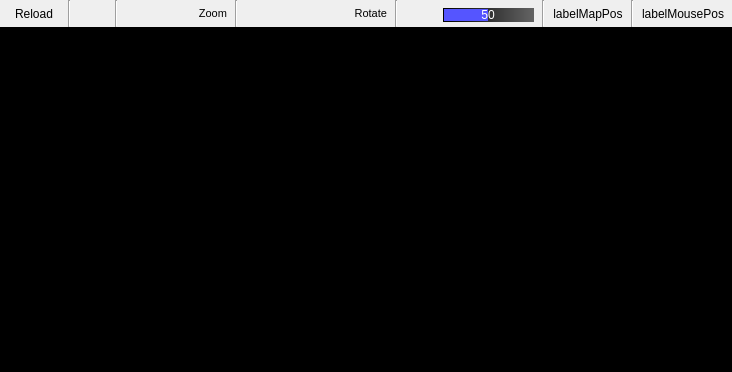
This is ground/src/plugins/opmap/opmap_widget.ui in openpilot/OpenPilot as Qt 5 draws it before an edit. The edited form follows.
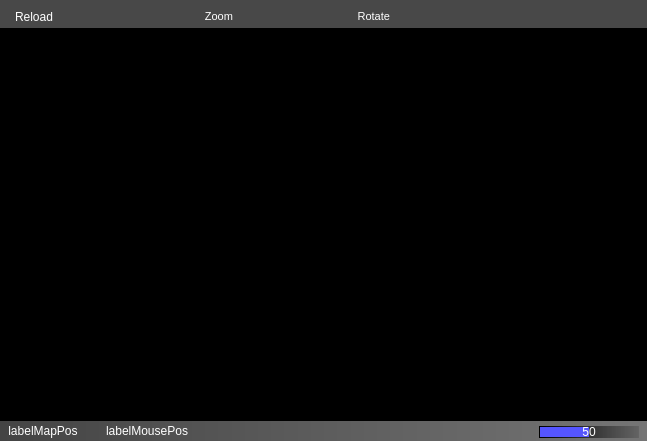
This is the edited form. Icons and pictures are not drawn.

Commit message: Re-arranged the user controls and changed the colours on the new map plug-in.

Patch:
```diff
--- a/ground/src/plugins/opmap/opmap_widget.ui
+++ b/ground/src/plugins/opmap/opmap_widget.ui
@@ -6,8 +6,8 @@
    <rect>
     <x>0</x>
     <y>0</y>
-    <width>732</width>
-    <height>372</height>
+    <width>647</width>
+    <height>441</height>
    </rect>
   </property>
   <property name="sizePolicy">
@@ -30,7 +30,57 @@
     <number>0</number>
    </property>
    <item>
-    <layout class="QHBoxLayout" name="layoutWidget">
+    <layout class="QHBoxLayout" name="layoutWidget_7">
+     <property name="spacing">
+      <number>0</number>
+     </property>
+     <property name="leftMargin">
+      <number>0</number>
+     </property>
+     <property name="rightMargin">
+      <number>0</number>
+     </property>
+     <item>
+      <widget class="QFrame" name="frame_2">
+       <property name="sizePolicy">
+        <sizepolicy hsizetype="Expanding" vsizetype="Minimum">
+         <horstretch>0</horstretch>
+         <verstretch>0</verstretch>
+        </sizepolicy>
+       </property>
+       <property name="minimumSize">
+        <size>
+         <width>0</width>
+         <height>0</height>
+        </size>
+       </property>
+       <property name="styleSheet">
+        <string notr="true">background-color: rgb(72, 72, 72);</string>
+       </property>
+       <property name="frameShape">
+        <enum>QFrame::NoFrame</enum>
+       </property>
+       <property name="frameShadow">
+        <enum>QFrame::Raised</enum>
+       </property>
+       <layout class="QHBoxLayout" name="horizontalLayout_2">
+        <property name="spacing">
+         <number>0</number>
+        </property>
+        <property name="leftMargin">
+         <number>0</number>
+        </property>
+        <property name="topMargin">
+         <number>5</number>
+        </property>
+        <property name="rightMargin">
+         <number>0</number>
+        </property>
+        <property name="bottomMargin">
+         <number>0</number>
+        </property>
+        <item>
+         <layout class="QHBoxLayout" name="layoutWidget_8">
      <property name="spacing">
       <number>8</number>
      </property>
@@ -51,13 +101,17 @@
        <property name="toolTip">
         <string>Reload map</string>
        </property>
+            <property name="styleSheet">
+             <string notr="true">background-color: rgba(255, 255, 255, 0);
+color: rgb(255, 255, 255);</string>
+            </property>
        <property name="text">
         <string>Reload</string>
        </property>
        <property name="iconSize">
         <size>
-         <width>20</width>
-         <height>20</height>
+              <width>16</width>
+              <height>16</height>
         </size>
        </property>
        <property name="autoRaise">
@@ -69,17 +123,30 @@
       </widget>
      </item>
      <item>
-      <widget class="Line" name="line_5">
+           <spacer name="horizontalSpacer_5">
        <property name="orientation">
-        <enum>Qt::Vertical</enum>
-       </property>
-      </widget>
+             <enum>Qt::Horizontal</enum>
+            </property>
+            <property name="sizeType">
+             <enum>QSizePolicy::Fixed</enum>
+            </property>
+            <property name="sizeHint" stdset="0">
+             <size>
+              <width>20</width>
+              <height>20</height>
+             </size>
+            </property>
+           </spacer>
      </item>
      <item>
       <widget class="QToolButton" name="toolButtonFindPlace">
        <property name="toolTip">
         <string>Find place</string>
        </property>
+            <property name="styleSheet">
+             <string notr="true">background-color: rgba(255, 255, 255, 0);
+color: rgb(255, 255, 255);</string>
+            </property>
        <property name="text">
         <string/>
        </property>
@@ -89,8 +156,8 @@
        </property>
        <property name="iconSize">
         <size>
-         <width>20</width>
-         <height>20</height>
+              <width>16</width>
+              <height>16</height>
         </size>
        </property>
        <property name="autoRaise">
@@ -102,17 +169,30 @@
       </widget>
      </item>
      <item>
-      <widget class="Line" name="line">
+           <spacer name="horizontalSpacer_4">
        <property name="orientation">
-        <enum>Qt::Vertical</enum>
-       </property>
-      </widget>
+             <enum>Qt::Horizontal</enum>
+            </property>
+            <property name="sizeType">
+             <enum>QSizePolicy::Fixed</enum>
+            </property>
+            <property name="sizeHint" stdset="0">
+             <size>
+              <width>20</width>
+              <height>20</height>
+             </size>
+            </property>
+           </spacer>
      </item>
      <item>
       <widget class="QToolButton" name="toolButtonZoomM">
        <property name="toolTip">
         <string>Zoom out</string>
        </property>
+            <property name="styleSheet">
+             <string notr="true">background-color: rgba(255, 255, 255, 0);
+color: rgb(255, 255, 255);</string>
+            </property>
        <property name="text">
         <string/>
        </property>
@@ -122,8 +202,8 @@
        </property>
        <property name="iconSize">
         <size>
-         <width>20</width>
-         <height>20</height>
+              <width>16</width>
+              <height>16</height>
         </size>
        </property>
        <property name="autoRaise">
@@ -136,6 +216,10 @@
        <property name="toolTip">
         <string>Zoom in</string>
        </property>
+            <property name="styleSheet">
+             <string notr="true">background-color: rgba(255, 255, 255, 0);
+color: rgb(255, 255, 255);</string>
+            </property>
        <property name="text">
         <string/>
        </property>
@@ -145,8 +229,8 @@
        </property>
        <property name="iconSize">
         <size>
-         <width>20</width>
-         <height>20</height>
+              <width>16</width>
+              <height>16</height>
         </size>
        </property>
        <property name="autoRaise">
@@ -169,6 +253,10 @@
          <bold>false</bold>
         </font>
        </property>
+            <property name="styleSheet">
+             <string notr="true">background-color: rgba(255, 255, 255, 0);
+color: rgb(255, 255, 255);</string>
+            </property>
        <property name="text">
         <string>Zoom</string>
        </property>
@@ -178,17 +266,30 @@
       </widget>
      </item>
      <item>
-      <widget class="Line" name="line_6">
+           <spacer name="horizontalSpacer_6">
        <property name="orientation">
-        <enum>Qt::Vertical</enum>
-       </property>
-      </widget>
+             <enum>Qt::Horizontal</enum>
+            </property>
+            <property name="sizeType">
+             <enum>QSizePolicy::Fixed</enum>
+            </property>
+            <property name="sizeHint" stdset="0">
+             <size>
+              <width>20</width>
+              <height>20</height>
+             </size>
+            </property>
+           </spacer>
      </item>
      <item>
       <widget class="QToolButton" name="toolButtonRL">
        <property name="toolTip">
         <string>Rotate anticlockwise</string>
        </property>
+            <property name="styleSheet">
+             <string notr="true">background-color: rgba(255, 255, 255, 0);
+color: rgb(255, 255, 255);</string>
+            </property>
        <property name="text">
         <string/>
        </property>
@@ -198,10 +299,13 @@
        </property>
        <property name="iconSize">
         <size>
-         <width>20</width>
-         <height>20</height>
-        </size>
-       </property>
+              <width>16</width>
+              <height>16</height>
+             </size>
+            </property>
+            <property name="autoRepeat">
+             <bool>true</bool>
+            </property>
        <property name="autoRaise">
         <bool>true</bool>
        </property>
@@ -212,6 +316,10 @@
        <property name="toolTip">
         <string>Reset rotation</string>
        </property>
+            <property name="styleSheet">
+             <string notr="true">background-color: rgba(255, 255, 255, 0);
+color: rgb(255, 255, 255);</string>
+            </property>
        <property name="text">
         <string/>
        </property>
@@ -221,8 +329,8 @@
        </property>
        <property name="iconSize">
         <size>
-         <width>20</width>
-         <height>20</height>
+              <width>16</width>
+              <height>16</height>
         </size>
        </property>
        <property name="autoRaise">
@@ -235,6 +343,10 @@
        <property name="toolTip">
         <string>Rotate clockwise</string>
        </property>
+            <property name="styleSheet">
+             <string notr="true">background-color: rgba(255, 255, 255, 0);
+color: rgb(255, 255, 255);</string>
+            </property>
        <property name="text">
         <string/>
        </property>
@@ -244,10 +356,13 @@
        </property>
        <property name="iconSize">
         <size>
-         <width>20</width>
-         <height>20</height>
-        </size>
-       </property>
+              <width>16</width>
+              <height>16</height>
+             </size>
+            </property>
+            <property name="autoRepeat">
+             <bool>true</bool>
+            </property>
        <property name="autoRaise">
         <bool>true</bool>
        </property>
@@ -268,6 +383,10 @@
          <bold>false</bold>
         </font>
        </property>
+            <property name="styleSheet">
+             <string notr="true">background-color: rgba(255, 255, 255, 0);
+color: rgb(255, 255, 255);</string>
+            </property>
        <property name="text">
         <string>Rotate</string>
        </property>
@@ -277,11 +396,20 @@
       </widget>
      </item>
      <item>
-      <widget class="Line" name="line_7">
+           <spacer name="horizontalSpacer_7">
        <property name="orientation">
-        <enum>Qt::Vertical</enum>
-       </property>
-      </widget>
+             <enum>Qt::Horizontal</enum>
+            </property>
+            <property name="sizeType">
+             <enum>QSizePolicy::Fixed</enum>
+            </property>
+            <property name="sizeHint" stdset="0">
+             <size>
+              <width>20</width>
+              <height>20</height>
+             </size>
+            </property>
+           </spacer>
      </item>
      <item>
       <spacer name="horizontalSpacer_2">
@@ -296,6 +424,174 @@
        </property>
       </spacer>
      </item>
+         </layout>
+        </item>
+       </layout>
+      </widget>
+     </item>
+    </layout>
+   </item>
+   <item>
+    <widget class="QWidget" name="mapWidget" native="true">
+     <property name="sizePolicy">
+      <sizepolicy hsizetype="Expanding" vsizetype="Expanding">
+       <horstretch>0</horstretch>
+       <verstretch>0</verstretch>
+      </sizepolicy>
+     </property>
+     <property name="mouseTracking">
+      <bool>false</bool>
+     </property>
+     <property name="styleSheet">
+      <string notr="true">background-color: rgb(0, 0, 0);</string>
+     </property>
+    </widget>
+   </item>
+   <item>
+    <layout class="QHBoxLayout" name="layoutWidget_5">
+     <property name="spacing">
+      <number>0</number>
+     </property>
+     <property name="leftMargin">
+      <number>0</number>
+     </property>
+     <property name="rightMargin">
+      <number>0</number>
+     </property>
+     <item>
+      <widget class="QFrame" name="frame">
+       <property name="sizePolicy">
+        <sizepolicy hsizetype="Expanding" vsizetype="Minimum">
+         <horstretch>0</horstretch>
+         <verstretch>0</verstretch>
+        </sizepolicy>
+       </property>
+       <property name="minimumSize">
+        <size>
+         <width>0</width>
+         <height>0</height>
+        </size>
+       </property>
+       <property name="styleSheet">
+        <string notr="true">background-color: qlineargradient(spread:pad, x1:0, y1:0, x2:1, y2:0, stop:0 rgba(68, 68, 68, 255), stop:1 rgba(117, 117, 117, 255));</string>
+       </property>
+       <property name="frameShape">
+        <enum>QFrame::NoFrame</enum>
+       </property>
+       <property name="frameShadow">
+        <enum>QFrame::Raised</enum>
+       </property>
+       <layout class="QHBoxLayout" name="horizontalLayout">
+        <property name="spacing">
+         <number>0</number>
+        </property>
+        <property name="margin">
+         <number>0</number>
+        </property>
+        <item>
+         <layout class="QHBoxLayout" name="layoutWidget_3">
+          <property name="spacing">
+           <number>8</number>
+          </property>
+          <property name="leftMargin">
+           <number>8</number>
+          </property>
+          <property name="rightMargin">
+           <number>8</number>
+          </property>
+          <item>
+           <widget class="QLabel" name="labelMapPos">
+            <property name="sizePolicy">
+             <sizepolicy hsizetype="Preferred" vsizetype="Preferred">
+              <horstretch>0</horstretch>
+              <verstretch>0</verstretch>
+             </sizepolicy>
+            </property>
+            <property name="font">
+             <font>
+              <pointsize>9</pointsize>
+              <weight>50</weight>
+              <italic>false</italic>
+              <bold>false</bold>
+              <kerning>true</kerning>
+             </font>
+            </property>
+            <property name="toolTip">
+             <string>Map position</string>
+            </property>
+            <property name="styleSheet">
+             <string notr="true">color: rgb(255, 255, 255);
+background-color: rgba(255, 255, 255, 0);</string>
+            </property>
+            <property name="text">
+             <string>labelMapPos</string>
+            </property>
+            <property name="alignment">
+             <set>Qt::AlignCenter</set>
+            </property>
+           </widget>
+          </item>
+          <item>
+           <spacer name="horizontalSpacer">
+            <property name="orientation">
+             <enum>Qt::Horizontal</enum>
+            </property>
+            <property name="sizeType">
+             <enum>QSizePolicy::Fixed</enum>
+            </property>
+            <property name="sizeHint" stdset="0">
+             <size>
+              <width>20</width>
+              <height>20</height>
+             </size>
+            </property>
+           </spacer>
+          </item>
+          <item>
+           <widget class="QLabel" name="labelMousePos">
+            <property name="sizePolicy">
+             <sizepolicy hsizetype="Preferred" vsizetype="Preferred">
+              <horstretch>0</horstretch>
+              <verstretch>0</verstretch>
+             </sizepolicy>
+            </property>
+            <property name="font">
+             <font>
+              <pointsize>9</pointsize>
+              <weight>50</weight>
+              <italic>false</italic>
+              <bold>false</bold>
+              <kerning>true</kerning>
+             </font>
+            </property>
+            <property name="toolTip">
+             <string>Mouse position</string>
+            </property>
+            <property name="styleSheet">
+             <string notr="true">color: rgb(255, 255, 255);
+background-color: rgba(255, 255, 255, 0);</string>
+            </property>
+            <property name="text">
+             <string>labelMousePos</string>
+            </property>
+            <property name="alignment">
+             <set>Qt::AlignCenter</set>
+            </property>
+           </widget>
+          </item>
+          <item>
+           <spacer name="horizontalSpacer_3">
+            <property name="orientation">
+             <enum>Qt::Horizontal</enum>
+            </property>
+            <property name="sizeHint" stdset="0">
+             <size>
+              <width>40</width>
+              <height>20</height>
+             </size>
+            </property>
+           </spacer>
+          </item>
      <item>
       <widget class="QProgressBar" name="progressBarMap">
        <property name="sizePolicy">
@@ -307,7 +603,7 @@
        <property name="minimumSize">
         <size>
          <width>40</width>
-         <height>14</height>
+              <height>12</height>
         </size>
        </property>
        <property name="maximumSize">
@@ -352,88 +648,15 @@
        </property>
       </widget>
      </item>
-     <item>
-      <widget class="Line" name="line_3">
-       <property name="orientation">
-        <enum>Qt::Vertical</enum>
-       </property>
-      </widget>
-     </item>
-     <item>
-      <widget class="QLabel" name="labelMapPos">
-       <property name="sizePolicy">
-        <sizepolicy hsizetype="Preferred" vsizetype="Preferred">
-         <horstretch>0</horstretch>
-         <verstretch>0</verstretch>
-        </sizepolicy>
-       </property>
-       <property name="font">
-        <font>
-         <pointsize>9</pointsize>
-         <weight>50</weight>
-         <italic>false</italic>
-         <bold>false</bold>
-         <kerning>true</kerning>
-        </font>
-       </property>
-       <property name="text">
-        <string>labelMapPos</string>
-       </property>
-       <property name="alignment">
-        <set>Qt::AlignCenter</set>
-       </property>
+         </layout>
+        </item>
+       </layout>
+       <zorder>labelMapPos</zorder>
+       <zorder>layoutWidget_2</zorder>
       </widget>
      </item>
-     <item>
-      <widget class="Line" name="line_2">
-       <property name="orientation">
-        <enum>Qt::Vertical</enum>
-       </property>
-      </widget>
-     </item>
-     <item>
-      <widget class="QLabel" name="labelMousePos">
-       <property name="sizePolicy">
-        <sizepolicy hsizetype="Preferred" vsizetype="Preferred">
-         <horstretch>0</horstretch>
-         <verstretch>0</verstretch>
-        </sizepolicy>
-       </property>
-       <property name="font">
-        <font>
-         <pointsize>9</pointsize>
-         <weight>50</weight>
-         <italic>false</italic>
-         <bold>false</bold>
-         <kerning>true</kerning>
-        </font>
-       </property>
-       <property name="text">
-        <string>labelMousePos</string>
-       </property>
-       <property name="alignment">
-        <set>Qt::AlignCenter</set>
-       </property>
-      </widget>
-     </item>
     </layout>
    </item>
-   <item>
-    <widget class="QWidget" name="mapWidget" native="true">
-     <property name="sizePolicy">
-      <sizepolicy hsizetype="Expanding" vsizetype="Expanding">
-       <horstretch>0</horstretch>
-       <verstretch>0</verstretch>
-      </sizepolicy>
-     </property>
-     <property name="mouseTracking">
-      <bool>false</bool>
-     </property>
-     <property name="styleSheet">
-      <string notr="true">background-color: rgb(0, 0, 0);</string>
-     </property>
-    </widget>
-   </item>
   </layout>
  </widget>
  <resources>
```
Lines whose indentation alone changed are shown as unchanged. The commit also changes 1 other file.
